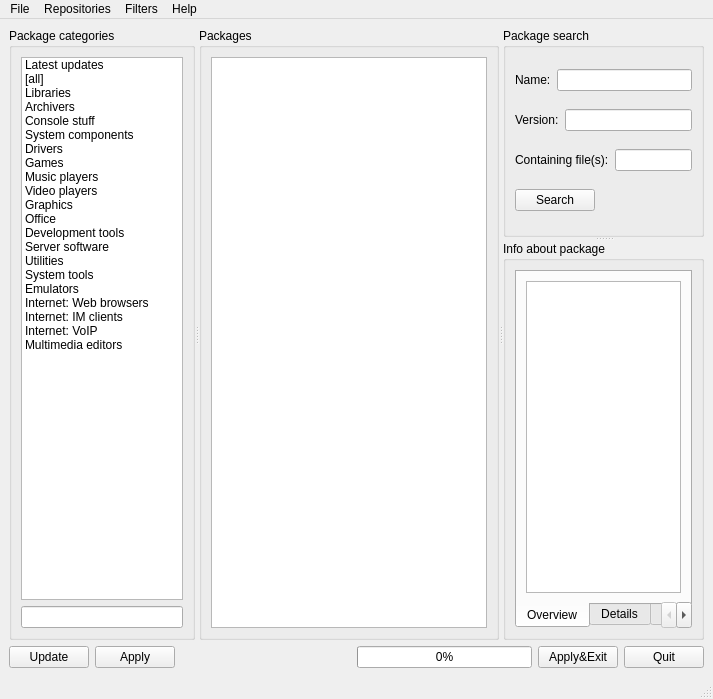
Above: mpkg/manager/pkgmanager.ui from BackupTheBerlios/mops before the change. Below: the same form after it.
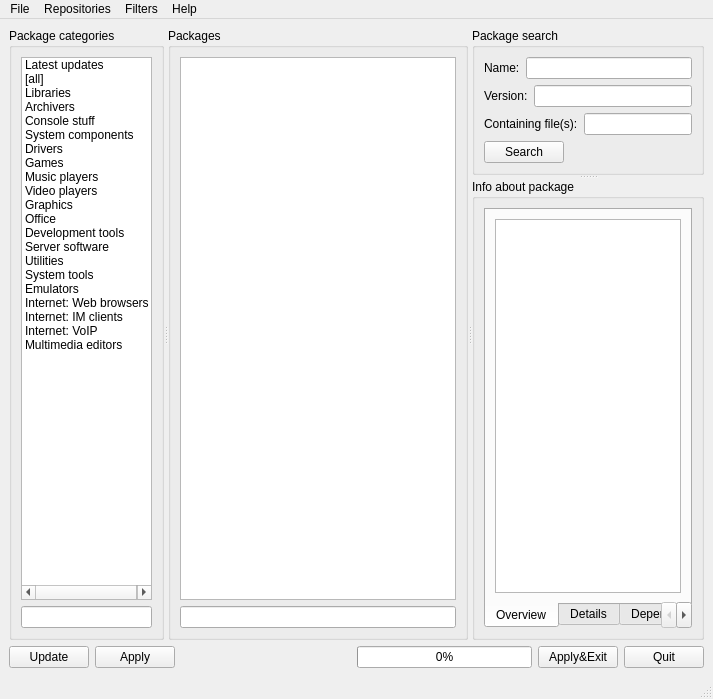
That is the form after the change. Icons and pictures are not drawn.

Commit message: Oh yeah =) Probably I've found an useful interface design =)

The edit to the form file:
```diff
--- a/mpkg/manager/pkgmanager.ui
+++ b/mpkg/manager/pkgmanager.ui
@@ -26,9 +26,17 @@
        <enum>Qt::Horizontal</enum>
       </property>
       <widget class="QGroupBox" name="groupBox" >
+       <property name="sizePolicy" >
+        <sizepolicy>
+         <hsizetype>5</hsizetype>
+         <vsizetype>5</vsizetype>
+         <horstretch>0</horstretch>
+         <verstretch>0</verstretch>
+        </sizepolicy>
+       </property>
        <property name="maximumSize" >
         <size>
-         <width>250</width>
+         <width>16777215</width>
          <height>16777215</height>
         </size>
        </property>
@@ -226,6 +234,14 @@
        </layout>
       </widget>
       <widget class="QGroupBox" name="groupBox_2" >
+       <property name="sizePolicy" >
+        <sizepolicy>
+         <hsizetype>4</hsizetype>
+         <vsizetype>5</vsizetype>
+         <horstretch>10</horstretch>
+         <verstretch>0</verstretch>
+        </sizepolicy>
+       </property>
        <property name="minimumSize" >
         <size>
          <width>300</width>
@@ -288,6 +304,9 @@
           </property>
          </widget>
         </item>
+        <item>
+         <widget class="QLineEdit" name="lineEdit_3" />
+        </item>
        </layout>
       </widget>
       <widget class="QSplitter" name="splitter" >
@@ -297,8 +316,8 @@
        <widget class="QGroupBox" name="groupBox_4" >
         <property name="sizePolicy" >
          <sizepolicy>
-          <hsizetype>5</hsizetype>
-          <vsizetype>0</vsizetype>
+          <hsizetype>1</hsizetype>
+          <vsizetype>1</vsizetype>
           <horstretch>0</horstretch>
           <verstretch>0</verstretch>
          </sizepolicy>
@@ -408,10 +427,10 @@
        <widget class="QGroupBox" name="groupBox_3" >
         <property name="sizePolicy" >
          <sizepolicy>
-          <hsizetype>5</hsizetype>
-          <vsizetype>5</vsizetype>
+          <hsizetype>4</hsizetype>
+          <vsizetype>4</vsizetype>
           <horstretch>0</horstretch>
-          <verstretch>0</verstretch>
+          <verstretch>1</verstretch>
          </sizepolicy>
         </property>
         <property name="minimumSize" >
```
Left out of the diff: 6 changed lines with no effect on the pictures.
